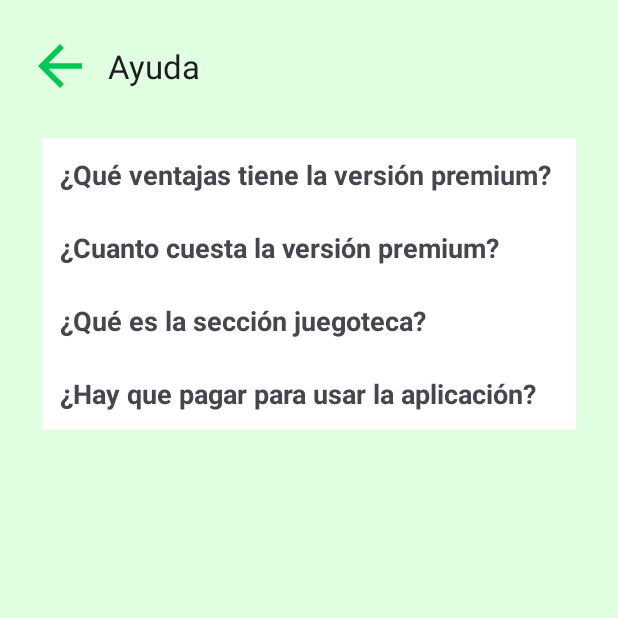
After one commit to Z3nitt/TFGMedac, an Android app built with Jetpack Compose: the HelpScreenActivity screen opened directly, with no data from a screen before it, on a phone screen of 412 x 824 dp, the top half of it. The commit adds this screen. Run offline under Robolectric (Android 15) with nearby library versions, the phone set to English and light mode, and no system bars.

Commit message:
Novedades y ayuda

```diff
--- a/app/src/main/AndroidManifest.xml
+++ b/app/src/main/AndroidManifest.xml
@@ -24,10 +24,13 @@
             android:name=".NewGamesScreenActivity"
             android:exported="false" />
         <activity
+            android:name=".HelpScreenActivity"
+            android:exported="false" />
+        <activity
             android:name=".PopularScreenActivity"
             android:exported="false" />
         <activity
-            android:name=".PopularGamesScreenActivity"
+            android:name=".PopularScreenActivity"
             android:exported="false" />
         <activity
             android:name=".MainScreenActivity"
--- /dev/null
+++ b/app/src/main/java/com/example/gamebox/HelpScreenActivity.kt
@@ -0,0 +1,35 @@
+package com.example.gamebox
+
+import android.os.Bundle
+import android.view.View
+import android.widget.ProgressBar
+import android.widget.TextView
+import androidx.appcompat.app.AppCompatActivity
+import com.google.android.material.appbar.MaterialToolbar
+
+class HelpScreenActivity : AppCompatActivity() {
+
+    override fun onCreate(savedInstanceState: Bundle?) {
+        super.onCreate(savedInstanceState)
+        setContentView(R.layout.activity_help_screen)
+        setupToggle(R.id.p1, R.id.r1)
+        setupToggle(R.id.p2, R.id.r2)
+        setupToggle(R.id.p3, R.id.r3)
+        setupToggle(R.id.p4, R.id.r4)
+
+        val toolbar: MaterialToolbar = findViewById(R.id.toolbar)
+        toolbar.title = "Ayuda"
+
+        toolbar.setNavigationOnClickListener {
+            onBackPressedDispatcher.onBackPressed()
+        }
+    }
+
+    private fun setupToggle(questionId: Int, answerId: Int) {
+        val question = findViewById<TextView>(questionId)
+        val answer = findViewById<TextView>(answerId)
+        question.setOnClickListener {
+            answer.visibility = if (answer.visibility == View.GONE) View.VISIBLE else View.GONE
+        }
+    }
+}
--- /dev/null
+++ b/app/src/main/res/layout/activity_help_screen.xml
@@ -0,0 +1,119 @@
+<?xml version="1.0" encoding="utf-8"?>
+
+<LinearLayout xmlns:android="http://schemas.android.com/apk/res/android"
+    xmlns:app="http://schemas.android.com/apk/res-auto"
+    xmlns:tools="http://schemas.android.com/tools"
+    android:layout_width="match_parent"
+    android:layout_height="match_parent"
+    android:background="@color/light_background"
+    android:orientation="vertical"
+    android:padding="12dp"
+    tools:context=".OffersActivity">
+
+    <com.google.android.material.appbar.MaterialToolbar
+        android:id="@+id/toolbar"
+        android:layout_width="match_parent"
+        android:layout_height="wrap_content"
+        android:background="@color/light_background"
+        android:title="Juegos en oferta"
+        android:titleTextColor="@color/black"
+        app:navigationIcon="@drawable/ic_arrow_back" />
+
+    <ProgressBar
+        android:id="@+id/loader"
+        android:layout_width="wrap_content"
+        android:layout_height="wrap_content"
+        android:layout_gravity="center"
+        android:visibility="gone"
+        android:layout_marginTop="200dp"
+        style="?android:attr/progressBarStyleLarge" />
+
+    <ScrollView xmlns:android="http://schemas.android.com/apk/res/android"
+        android:layout_width="match_parent"
+        android:layout_height="match_parent">
+
+        <LinearLayout
+            android:layout_width="match_parent"
+            android:layout_height="wrap_content"
+            android:orientation="vertical"
+            android:padding="16dp">
+            <TextView
+                android:id="@+id/p1"
+                android:layout_width="match_parent"
+                android:layout_height="wrap_content"
+                android:text="¿Qué ventajas tiene la versión premium?"
+                android:textSize="18sp"
+                android:textStyle="bold"
+                android:padding="12dp"
+                android:background="#FFFFFF"
+                android:clickable="true"
+                android:focusable="true" />
+            <TextView
+                android:id="@+id/r1"
+                android:layout_width="match_parent"
+                android:layout_height="wrap_content"
+                android:text="Te da acceso a contenido exclusivo, funciones avanzadas y una experiencia sin restricciones."
+                android:padding="12dp"
+                android:visibility="gone" />
+            <TextView
+                android:id="@+id/p2"
+                android:layout_width="match_parent"
+                android:layout_height="wrap_content"
+                android:text="¿Cuanto cuesta la versión premium?"
+                android:textSize="18sp"
+                android:textStyle="bold"
+                android:padding="12dp"
+                android:background="#FFFFFF"
+                android:clickable="true"
+                android:focusable="true" />
+            <TextView
+                android:id="@+id/r2"
+                android:layout_width="match_parent"
+                android:layout_height="wrap_content"
+                android:text="La mensual cuesta 3€/mes y la anual 20€/mes."
+                android:padding="12dp"
+                android:visibility="gone" />
+            <TextView
+                android:id="@+id/p3"
+                android:layout_width="match_parent"
+                android:layout_height="wrap_content"
+                android:text="¿Qué es la sección juegoteca?"
+                android:textSize="18sp"
+                android:textStyle="bold"
+                android:padding="12dp"
+                android:background="#FFFFFF"
+                android:clickable="true"
+                android:focusable="true" />
+            <TextView
+                android:id="@+id/r3"
+                android:layout_width="match_parent"
+                android:layout_height="wrap_content"
+                android:text="En ella aparecen datos como el número de juegos  y de colecciones del usuario entre otras funciones."
+                android:padding="12dp"
+                android:visibility="gone" />
+            <TextView
+                android:id="@+id/p4"
+                android:layout_width="match_parent"
+                android:layout_height="wrap_content"
+                android:text="¿Hay que pagar para usar la aplicación?"
+                android:textSize="18sp"
+                android:textStyle="bold"
+                android:padding="12dp"
+                android:background="#FFFFFF"
+                android:clickable="true"
+                android:focusable="true" />
+            <TextView
+                android:id="@+id/r4"
+                android:layout_width="match_parent"
+                android:layout_height="wrap_content"
+                android:text="No, la aplicación es gratuita, opcionamente tienes la versión premium que mejora el plan gratuito"
+                android:padding="12dp"
+                android:visibility="gone" />
+        </LinearLayout>
+    </ScrollView>
+
+
+
+
+
+</LinearLayout>
```
Also changed, not shown: app/src/main/java/com/example/gamebox/MainScreenActivity.kt (+8 -7 lines), app/src/main/java/com/example/gamebox/NewGames/NewGamesGame/NewGamesAdapter.kt (added, +48 -0 lines), app/src/main/java/com/example/gamebox/NewGames/NewGamesGame/NewGamesGame.kt (added, +7 -0 lines), app/src/main/java/com/example/gamebox/NewGames/NewGamesScreenActivity.kt (added, +48 -0 lines), app/src/main/java/com/example/gamebox/NewGamesScreenActivity.kt (deleted, +0 -20 lines), app/src/main/java/com/example/gamebox/steam/repository/SteamRepository.kt (+20 -1 lines), app/src/main/res/layout/activity_new_games_screen.xml (+29 -5 lines), app/src/main/res/layout/item_newgame.xml (added, +53 -0 lines), 1 other file.
